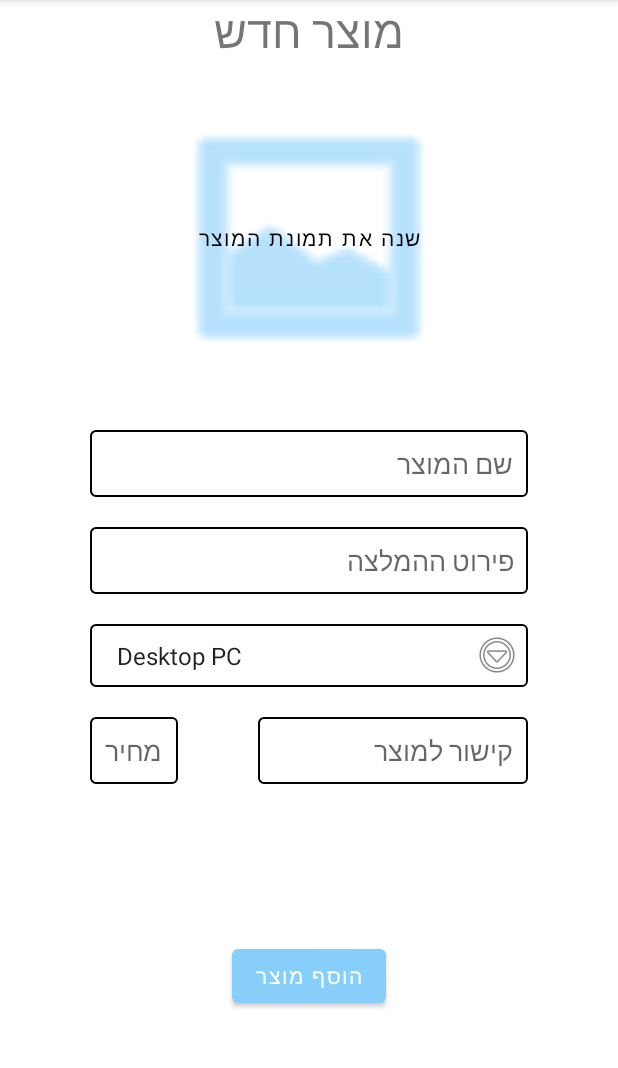
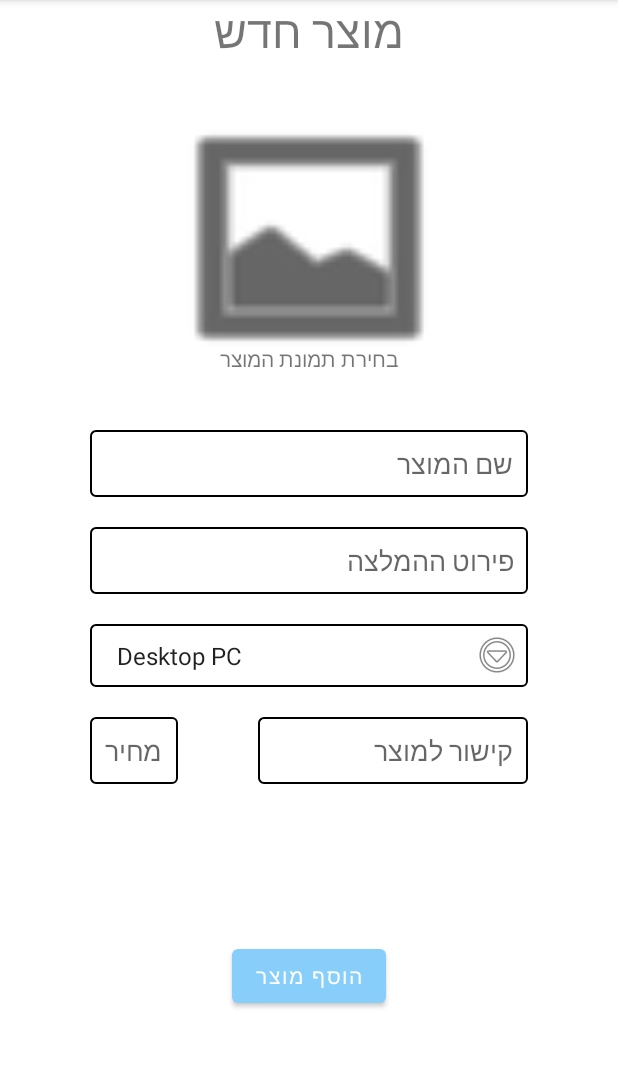
Before and after one commit to theshaked/PalSuggest, an Android app: the activity_add_product screen opened directly, with no data from a screen before it, on a phone screen of 412 x 824 dp, the part 84-1152 px from its top. Run offline under Robolectric (Android 15) with nearby library versions, the light colour scheme and no system bars.

Commit message:
Product image is no longer a btn its now an imageView. GalleryPickImage func now get img from storage.

```diff
--- a/app/src/main/java/com/example/palsuggest/activity_add_product.java
+++ b/app/src/main/java/com/example/palsuggest/activity_add_product.java
@@ -2,15 +2,22 @@ package com.example.palsuggest;
 
 import androidx.appcompat.app.AppCompatActivity;
 
+import android.content.Intent;
+import android.net.Uri;
 import android.os.Bundle;
+import android.provider.MediaStore;
 import android.view.View;
 import android.widget.AdapterView;
 import android.widget.ArrayAdapter;
 import android.widget.Button;
+import android.widget.ImageView;
 import android.widget.Spinner;
 
 public class activity_add_product extends AppCompatActivity implements AdapterView.OnItemSelectedListener {
 
+    ImageView uploadImageView;
+    private static final int PICK_IMAGE = 100;
+    Uri imageUri;
     @Override
     protected void onCreate(Bundle savedInstanceState) {
         super.onCreate(savedInstanceState);
@@ -18,7 +25,7 @@ public class activity_add_product extends AppCompatActivity implements AdapterVi
 
         setupSpinnerTags();
 
-        setupUploadImgBtn();
+        setupuploadImageView();
     }
 
     public void setupSpinnerTags()
@@ -30,15 +37,29 @@ public class activity_add_product extends AppCompatActivity implements AdapterVi
         spinnerTags.setOnItemSelectedListener(this);
     }
 
-    public void setupUploadImgBtn()
+    public void setupuploadImageView()
     {
-        Button uploadImgBtn = findViewById(R.id.uploadImgBtn);
-        uploadImgBtn.setOnClickListener(new View.OnClickListener() {
+        uploadImageView = findViewById(R.id.uploadImageView);
+        uploadImageView.setOnClickListener(new View.OnClickListener() {
             @Override
             public void onClick(View v) {
-                uploadImgBtn.setBackgroundResource(R.drawable.community); //TODO: get image from user (not community)
+                GalleryPickImage();
             }
         });
+    }
+
+    private void GalleryPickImage() {
+        Intent gallery = new Intent(Intent.ACTION_PICK, MediaStore.Images.Media.INTERNAL_CONTENT_URI);
+        startActivityForResult(gallery, PICK_IMAGE);
+    }
+    @Override
+    protected void onActivityResult(int requestCode, int resultCode, Intent data){
+        super.onActivityResult(requestCode, resultCode, data);
+        if (resultCode == RESULT_OK && requestCode == PICK_IMAGE){
+            imageUri = data.getData();
+            uploadImageView.setImageURI(imageUri);
+            uploadImageView.setBackgroundResource(R.drawable.edit_text_background);
+        }
     }
 
     @Override
--- a/app/src/main/res/layout/activity_add_product.xml
+++ b/app/src/main/res/layout/activity_add_product.xml
@@ -16,18 +16,25 @@
         app:layout_constraintStart_toStartOf="parent"
         app:layout_constraintTop_toTopOf="parent" />
 
-    <Button
-        android:id="@+id/uploadImgBtn"
+    <androidx.appcompat.widget.AppCompatImageView
+        android:id="@+id/uploadImageView"
         android:layout_width="200dp"
         android:layout_height="180dp"
-        android:text="שנה את תמונת המוצר"
-        android:textColor="@color/black"
         app:layout_constraintBottom_toTopOf="@+id/linearLayout2"
         app:layout_constraintEnd_toEndOf="parent"
         app:layout_constraintStart_toStartOf="parent"
         app:layout_constraintTop_toBottomOf="@+id/newProdLabel"
         android:background="@android:drawable/ic_menu_gallery"
         android:backgroundTint="@color/black"/>
+
+    <TextView
+        android:id="@+id/textView"
+        android:layout_width="wrap_content"
+        android:layout_height="wrap_content"
+        android:text="בחירת תמונת המוצר"
+        app:layout_constraintBottom_toBottomOf="@+id/uploadImageView"
+        app:layout_constraintEnd_toEndOf="@+id/uploadImageView"
+        app:layout_constraintStart_toStartOf="@+id/uploadImageView" />
 
     <LinearLayout
         android:id="@+id/linearLayout2"
```
